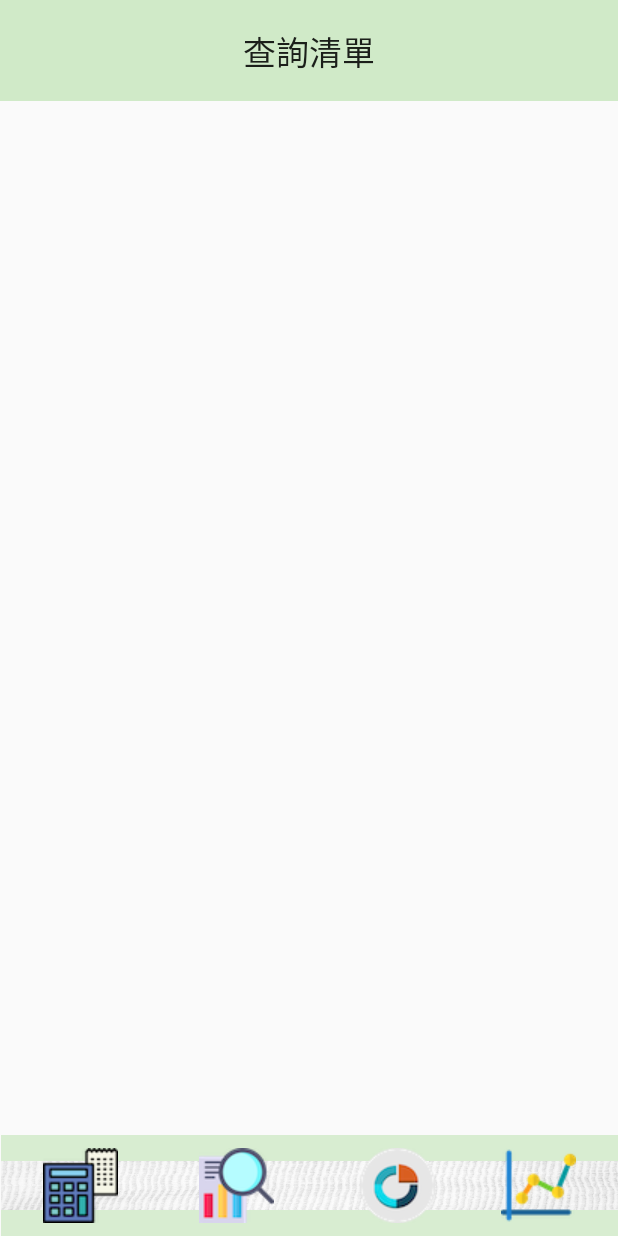
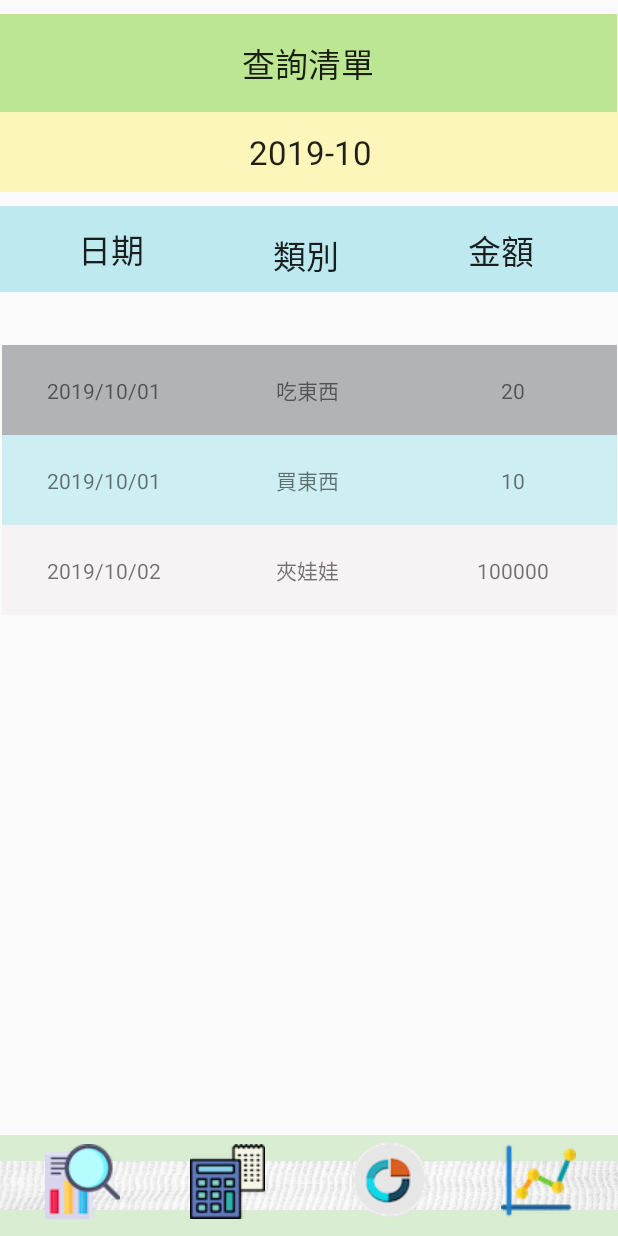
Before and after one commit to linsmac/Once, an Android app: the InquireActivity screen opened directly, with no data from a screen before it, after a tap on "查詢", on a phone screen of 412 x 824 dp. Run offline under Robolectric (Android 15) with nearby library versions, the phone set to English and light mode, and no system bars; libraries missing offline, so code that uses them is left out: com.uuzuche.lib_zxing, com.ycuwq.datepicker.

Commit message:
CalendarView bug fix & RecycleView's add.

```diff
--- a/app/build.gradle
+++ b/app/build.gradle
@@ -32,6 +32,7 @@ dependencies {
     implementation 'androidx.recyclerview:recyclerview:1.0.0'
     implementation 'com.ycuwq.widgets:datepicker:1.3.0'
     implementation 'cn.yipianfengye.android:zxing-library:1.5'
+    implementation 'androidx.recyclerview:recyclerview:1.0.0'
 
     testImplementation 'junit:junit:4.12'
     androidTestImplementation 'androidx.test:runner:1.2.0'
--- a/app/src/main/AndroidManifest.xml
+++ b/app/src/main/AndroidManifest.xml
@@ -13,7 +13,8 @@
         android:supportsRtl="true"
         android:theme="@style/AppTheme.NoActionBar"
         android:usesCleartextTraffic="true">
-        <activity android:name=".ListChange"></activity>
+        <activity android:name=".RecyclervVew"></activity>
+        <activity android:name=".ListChange" />
         <activity android:name=".LineChart" />
         <activity android:name=".CheckView" />
         <activity android:name=".Conn" />
--- a/app/src/main/java/com/we/once/InquireActivity.java
+++ b/app/src/main/java/com/we/once/InquireActivity.java
@@ -86,7 +86,7 @@ public class InquireActivity extends AppCompatActivity implements
 
 
                 Intent intent1 = new Intent();
-                intent1.setClass(InquireActivity.this, ListChange.class);
+                intent1.setClass(InquireActivity.this,RecyclervVew.class);
                 startActivity(intent1);
             }
 
@@ -121,7 +121,7 @@ public class InquireActivity extends AppCompatActivity implements
         adapter_spinner2.setDropDownViewResource(android.R.layout.simple_spinner_dropdown_item);
 
 
-        spinner1.setOnItemSelectedListener(new AdapterView.OnItemSelectedListener() {
+        /*spinner1.setOnItemSelectedListener(new AdapterView.OnItemSelectedListener() {
             @Override
             public void onItemSelected(AdapterView<?> adapterView, View view, int i, long l) {
                 //String spiner1=String.valueOf(adapterView.getSelectedItem());
@@ -133,7 +133,7 @@ public class InquireActivity extends AppCompatActivity implements
             public void onNothingSelected(AdapterView<?> adapterView) {
 
             }
-        });
+        });*/
 
 //自訂下拉式選單風格
         spinner1.setAdapter(adapter_spinner);
@@ -205,5 +205,4 @@ public class InquireActivity extends AppCompatActivity implements
 
 
 
-
 }
--- a/app/src/main/java/com/we/once/LineChart.java
+++ b/app/src/main/java/com/we/once/LineChart.java
@@ -99,7 +99,7 @@ public class LineChart extends AppCompatActivity {
         LineChartView lineChartView = findViewById(R.id.chart);
 
         String[] axisData = {"飲食", "交通", "生活用品", "䱷樂", "醫療", "其他"};
-        int[] yAxisData = {50, 200, 600, 120, 40, 100 };
+        int[] yAxisData = {200, 20, 300, 200, 200, 100 };
         List yAxisValues = new ArrayList();
         List axisValues = new ArrayList();
        // Line line = new Line(yAxisValues);
--- /dev/null
+++ b/app/src/main/java/com/we/once/MyAdapter.java
@@ -0,0 +1,73 @@
+package com.we.once;
+
+
+
+import android.content.Context;
+import android.view.LayoutInflater;
+import android.view.View;
+import android.view.ViewGroup;
+import android.widget.ImageButton;
+import android.widget.ImageView;
+import android.widget.TextView;
+
+import androidx.constraintlayout.widget.ConstraintLayout;
+import androidx.recyclerview.widget.RecyclerView;
+
+import java.util.List;
+import static com.we.once.R.color.c2;
+import static com.we.once.R.color.c3;
+
+
+public class MyAdapter extends RecyclerView.Adapter<MyAdapter.ViewHolder> {
+
+    private Context mContext;
+    private List<PostModel> myDataList;
+
+    public MyAdapter(Context context, List<PostModel> myDataList) {
+        this.mContext = context;
+        this.myDataList = myDataList;
+    }
+
+    @Override
+    public ViewHolder onCreateViewHolder(ViewGroup parent, int viewType) {
+        View view = LayoutInflater.from(mContext).inflate(R.layout.adapter_item, parent, false);
+        ViewHolder holder = new ViewHolder(view);
+        return holder;
+    }
+
+    @Override
+    public void onBindViewHolder(ViewHolder holder, int position) {
+        holder.tvDate.setText(myDataList.get(position).getDate());
+        holder.tvType.setText(myDataList.get(position).getType());
+        holder.tvMoney.setText(myDataList.get(position).getMoney());
+        if (myDataList.get(position).getColor().equals("0")){
+            holder.layout.setBackground(mContext.getDrawable(R.color.c1));
+        } else if (myDataList.get(position).getColor().equals("1")) {
+            holder.layout.setBackground(mContext.getDrawable(c2));
+        } else if (myDataList.get(position).getColor().equals("2")){
+            holder.layout.setBackground(mContext.getDrawable(c3));
+        }
+    }
+
+    @Override
+    public int getItemCount() {
+        return myDataList.size();
+    }
+
+    class ViewHolder extends RecyclerView.ViewHolder {
+
+        public TextView tvDate;
+        public TextView tvType;
+        public TextView tvMoney;
+        public ConstraintLayout layout;
+
+
+        public ViewHolder(View itemView) {
+            super(itemView);
+            tvDate = itemView.findViewById(R.id.textViewDate);
+            tvType = itemView.findViewById(R.id.textViewType);
+            tvMoney = itemView.findViewById(R.id.textViewMoney);
+            layout = itemView.findViewById(R.id.layout);
+        }
+    }
+}
--- /dev/null
+++ b/app/src/main/java/com/we/once/PostModel.java
@@ -0,0 +1,42 @@
+package com.we.once;
+public class PostModel {
+    private String mDate;
+    private String mType;
+    private String mMoney;
+    private String mColor;
+
+    public PostModel(String date, String type, String money, String color) {
+        this.mDate = date;
+        this.mType = type;
+        this.mMoney = money;
+        this.mColor = color;
+    }
+
+    public String getDate() {
+        return mDate;
+    }
+
+    public void setDate(String mDate) {
+        this.mDate = mDate;
+    }
+
+    public String getType() {
+        return mType;
+    }
+
+    public void setType(String mType) {
+        this.mType = mType;
+    }
+
+    public String getMoney() {
+        return mMoney;
+    }
+
+    public void setMoney(String mMoney) {
+        this.mMoney = mMoney;
+    }
+
+    public String getColor() {
+        return mColor;
+    }
+}
--- /dev/null
+++ b/app/src/main/java/com/we/once/RecyclervVew.java
@@ -0,0 +1,74 @@
+package com.we.once;
+
+import androidx.appcompat.app.AppCompatActivity;
+import androidx.recyclerview.widget.LinearLayoutManager;
+import androidx.recyclerview.widget.RecyclerView;
+
+import android.content.Context;
+import android.os.Bundle;
+import android.util.Log;
+
+import org.json.JSONArray;
+import org.json.JSONException;
+import org.json.JSONObject;
+
+import java.io.BufferedReader;
+import java.io.IOException;
+import java.io.InputStream;
+import java.io.InputStreamReader;
+import java.util.ArrayList;
+import java.util.List;
+
+public class RecyclervVew extends AppCompatActivity {
+    RecyclerView recyclerView;
+    private List<PostModel> mtList;
+    @Override
+    protected void onCreate(Bundle savedInstanceState) {
+        super.onCreate(savedInstanceState);
+        setContentView(R.layout.activity_recyclerv_vew);
+
+        recyclerView = findViewById(R.id.recyclerView);
+        recyclerView.setLayoutManager(new LinearLayoutManager(this));
+        recyclerView.setAdapter(new MyAdapter(this, getData()));
+    }
+
+    private List<PostModel> getData() {
+        List<PostModel> onceDataList = new ArrayList<>();
+        JSONArray once = loadJsonArray(this);
+        Log.v("Test", "once = " +once.length());
+        try {
+            for (int i = 0; i < once.length(); i++) {
+                JSONObject item = once.getJSONObject(i);
+                onceDataList.add(new PostModel(
+                        item.getString("date"),
+                        item.getString("type"),
+                        item.getString("money"),
+                        item.getString("color")));
+            }
+        } catch (JSONException exception) {
+            exception.printStackTrace();
+        }
+
+        return onceDataList;
+    }
+
+    private JSONArray loadJsonArray(Context context) {
+        StringBuilder builder = new StringBuilder();
+        InputStream in = context.getResources().openRawResource(R.raw.once);
+        BufferedReader reader = new BufferedReader(new InputStreamReader(in));
+
+        String line;
+        try {
+            while ((line = reader.readLine()) != null) {
+                builder.append(line);
+            }
+            JSONObject json = new JSONObject(builder.toString());
+            return json.getJSONArray("once");
+
+        } catch (IOException | JSONException exception) {
+            exception.printStackTrace();
+        }
+
+        return null;
+    }
+}
--- a/app/src/main/res/layout/activity_add_view.xml
+++ b/app/src/main/res/layout/activity_add_view.xml
@@ -195,6 +195,7 @@
         android:text="aaaa"
         android:textAppearance="@style/TextAppearance.AppCompat.Large"
         app:layout_constraintEnd_toEndOf="parent"
+        app:layout_constraintHorizontal_bias="0.679"
         app:layout_constraintStart_toStartOf="parent"
         app:layout_constraintTop_toTopOf="@+id/guideline7" />
 
--- a/app/src/main/res/layout/activity_list_change.xml
+++ b/app/src/main/res/layout/activity_list_change.xml
@@ -2,6 +2,7 @@
 <androidx.constraintlayout.widget.ConstraintLayout xmlns:android="http://schemas.android.com/apk/res/android"
     xmlns:app="http://schemas.android.com/apk/res-auto"
     xmlns:tools="http://schemas.android.com/tools"
+    android:id="@+id/userid1"
     android:layout_width="match_parent"
     android:layout_height="match_parent"
     tools:context=".ListChange">
@@ -9,8 +10,10 @@
     <androidx.constraintlayout.widget.ConstraintLayout
         android:id="@+id/constraintLayout"
         android:layout_width="0dp"
-        android:layout_height="67dp"
+        android:layout_height="80dp"
 
+        android:layout_marginStart="2dp"
+        android:layout_marginEnd="2dp"
         android:background="#D0EAC8"
         app:layout_constraintEnd_toEndOf="parent"
         app:layout_constraintStart_toStartOf="parent"
@@ -30,7 +33,7 @@
 
     <ImageView
         android:id="@+id/imageView23"
-        android:layout_width="411dp"
+        android:layout_width="0dp"
         android:layout_height="67dp"
         android:background="#365BBE3C"
 
@@ -43,47 +46,71 @@
         android:id="@+id/imageView24"
         android:layout_width="wrap_content"
         android:layout_height="wrap_content"
-        android:layout_marginStart="28dp"
+        android:layout_marginStart="29dp"
+        android:layout_marginBottom="8dp"
         android:src="@drawable/count"
-        app:layout_constraintBottom_toBottomOf="@+id/imageView23"
-        app:layout_constraintStart_toStartOf="@+id/imageView23"
-        app:layout_constraintTop_toTopOf="@+id/imageView23" />
+        app:layout_constraintBottom_toBottomOf="parent"
+        app:layout_constraintStart_toStartOf="parent" />
 
     <ImageView
         android:id="@+id/inquire6"
         android:layout_width="wrap_content"
         android:layout_height="wrap_content"
-        android:layout_marginStart="28dp"
+        android:layout_marginEnd="70dp"
+        android:layout_marginBottom="8dp"
         android:src="@drawable/search"
         app:layout_constraintBottom_toBottomOf="parent"
-        app:layout_constraintEnd_toStartOf="@+id/piechart3"
-        app:layout_constraintHorizontal_bias="0.313"
-        app:layout_constraintStart_toEndOf="@+id/imageView24"
-        app:layout_constraintTop_toTopOf="@+id/imageView23" />
+        app:layout_constraintEnd_toStartOf="@+id/button6" />
 
     <ImageView
         android:id="@+id/linechart4"
         android:layout_width="wrap_content"
         android:layout_height="wrap_content"
         android:layout_marginEnd="28dp"
+        android:layout_marginBottom="8dp"
         android:src="@drawable/linechart"
         app:layout_constraintBottom_toBottomOf="parent"
-        app:layout_constraintEnd_toEndOf="@+id/imageView23"
-        app:layout_constraintTop_toTopOf="@+id/imageView23" />
+        app:layout_constraintEnd_toEndOf="parent" />
 
     <ImageView
         android:id="@+id/piechart3"
         android:layout_width="wrap_content"
         android:layout_height="wrap_content"
-        android:layout_marginEnd="44dp"
+        android:layout_marginEnd="122dp"
+        android:layout_marginBottom="8dp"
         android:src="@drawable/piechart"
-        app:layout_constraintBottom_toBottomOf="@+id/imageView23"
-        app:layout_constraintEnd_toStartOf="@+id/linechart4"
-        app:layout_constraintTop_toTopOf="@+id/imageView23" />
+        app:layout_constraintBottom_toBottomOf="parent"
+        app:layout_constraintEnd_toEndOf="parent" />
 
     <androidx.recyclerview.widget.RecyclerView
-        android:layout_width="398dp"
-        android:layout_height="534dp"
-        tools:layout_editor_absoluteX="8dp"
-        tools:layout_editor_absoluteY="129dp" />
+        android:id="@+id/recyclerView"
+        android:layout_width="295dp"
+        android:layout_height="425dp"
+        android:layout_marginStart="48dp"
+        android:layout_marginEnd="48dp"
+        app:layout_constraintBottom_toBottomOf="parent"
+        app:layout_constraintEnd_toEndOf="parent"
+        app:layout_constraintStart_toStartOf="parent"
+        app:layout_constraintTop_toTopOf="parent" />
+
+    <Button
+        android:id="@+id/del"
+        android:layout_width="wrap_content"
+        android:layout_height="wrap_content"
+        android:layout_marginBottom="40dp"
+        android:text="刪除"
+        app:layout_constraintBottom_toTopOf="@+id/imageView23"
+        app:layout_constraintEnd_toStartOf="@+id/button6"
+        app:layout_constraintStart_toStartOf="parent" />
+
+    <Button
+        android:id="@+id/button6"
+        android:layout_width="wrap_content"
+        android:layout_height="wrap_content"
+        android:layout_marginEnd="60dp"
+        android:layout_marginBottom="40dp"
+        android:text="修改"
+        app:layout_constraintBottom_toTopOf="@+id/imageView23"
+        app:layout_constraintEnd_toEndOf="parent" />
+
 </androidx.constraintlayout.widget.ConstraintLayout>
--- /dev/null
+++ b/app/src/main/res/layout/activity_recyclerv_vew.xml
@@ -0,0 +1,232 @@
+<?xml version="1.0" encoding="utf-8"?>
+<androidx.constraintlayout.widget.ConstraintLayout xmlns:android="http://schemas.android.com/apk/res/android"
+    xmlns:app="http://schemas.android.com/apk/res-auto"
+    xmlns:tools="http://schemas.android.com/tools"
+    android:layout_width="match_parent"
+    android:layout_height="match_parent"
+    android:orientation="vertical"><!--<![CDATA[
+
+    android:layout_width="0dp"
+    android:layout_height="60dp"
+
+
+    android:background="#9A96DA52"
+    tools:layout_editor_absoluteX="0dp"
+    tools:layout_editor_absoluteY="63dp">
+
+
+
+
+
+    ]]>-->
+
+    <ImageView
+        android:id="@+id/imageView23"
+        android:layout_width="0dp"
+        android:layout_height="67dp"
+        android:background="#365BBE3C"
+
+        android:src="@drawable/rectangle"
+        app:layout_constraintBottom_toBottomOf="parent"
+        app:layout_constraintEnd_toEndOf="parent"
+        app:layout_constraintHorizontal_bias="1.0"
+        app:layout_constraintStart_toStartOf="parent"
+        app:layout_constraintTop_toTopOf="@+id/guideline22"
+        app:layout_constraintVertical_bias="1.0" />
+
+    <androidx.constraintlayout.widget.ConstraintLayout
+        android:id="@+id/constraintLayout1"
+        android:layout_width="411dp"
+
+
+        android:layout_height="65dp"
+        android:background="#9A96DA52"
+        app:layout_constraintBottom_toTopOf="@+id/guideline2"
+        app:layout_constraintEnd_toEndOf="parent"
+        app:layout_constraintHorizontal_bias="0.0"
+        app:layout_constraintStart_toStartOf="parent">
+
+
+        <TextView
+            android:id="@+id/textView4"
+            android:layout_width="wrap_content"
+            android:layout_height="wrap_content"
+            android:layout_marginTop="16dp"
+            android:text="查詢清單"
+            android:textAppearance="@style/TextAppearance.AppCompat.Large"
+            app:layout_constraintBottom_toBottomOf="parent"
+            app:layout_constraintEnd_toEndOf="parent"
+            app:layout_constraintHorizontal_bias="0.498"
+            app:layout_constraintStart_toStartOf="parent"
+            app:layout_constraintTop_toTopOf="parent"
+            app:layout_constraintVertical_bias="0.0" />
+
+    </androidx.constraintlayout.widget.ConstraintLayout>
+
+    <androidx.constraintlayout.widget.Guideline
+        android:id="@+id/guideline2"
+        android:layout_width="wrap_content"
+        android:layout_height="wrap_content"
+        android:orientation="horizontal"
+        app:layout_constraintGuide_percent="0.090287276" />
+
+    <androidx.constraintlayout.widget.ConstraintLayout
+        android:id="@+id/constraintLayout"
+        android:layout_width="412dp"
+
+
+        android:layout_height="57dp"
+        android:background="#5C52CADA"
+        app:layout_constraintBottom_toTopOf="@+id/guideline5"
+        app:layout_constraintEnd_toEndOf="parent"
+        app:layout_constraintTop_toTopOf="@+id/guideline">
+
+
+        <TextView
+            android:id="@+id/textView"
+            android:layout_width="wrap_content"
+            android:layout_height="wrap_content"
+            android:layout_marginStart="52dp"
+            android:text="日期"
+            android:textAppearance="@style/TextAppearance.AppCompat.Large"
+            app:layout_constraintBottom_toBottomOf="parent"
+            app:layout_constraintStart_toStartOf="parent"
+            app:layout_constraintTop_toTopOf="parent" />
+
+        <TextView
+            android:id="@+id/textView3"
+            android:layout_width="wrap_content"
+            android:layout_height="wrap_content"
+            android:layout_marginEnd="56dp"
+            android:text="金額"
+            android:textAppearance="@style/TextAppearance.AppCompat.Large"
+            app:layout_constraintBottom_toBottomOf="parent"
+            app:layout_constraintEnd_toEndOf="parent"
+            app:layout_constraintTop_toTopOf="parent"
+            app:layout_constraintVertical_bias="0.533" />
+
+        <TextView
+            android:id="@+id/textView2"
+            android:layout_width="wrap_content"
+            android:layout_height="wrap_content"
+            android:layout_marginTop="16dp"
+            android:text="類別"
+            android:textAppearance="@style/TextAppearance.AppCompat.Large"
+            app:layout_constraintEnd_toStartOf="@+id/textView3"
+            app:layout_constraintStart_toEndOf="@+id/textView"
+            app:layout_constraintTop_toTopOf="parent" />
+
+    </androidx.constraintlayout.widget.ConstraintLayout>
+
+    <androidx.constraintlayout.widget.Guideline
+        android:id="@+id/guideline"
+        android:layout_width="wrap_content"
+        android:layout_height="wrap_content"
+        android:orientation="horizontal"
+        app:layout_constraintGuide_percent="0.16142271" />
+
+    <androidx.constraintlayout.widget.ConstraintLayout
+        android:id="@+id/constraintLayout2"
+        android:layout_width="414dp"
+        android:layout_height="53dp"
+        android:background="#54FFEB3B"
+        app:layout_constraintEnd_toEndOf="parent"
+        app:layout_constraintStart_toStartOf="parent"
+        app:layout_constraintTop_toTopOf="@+id/guideline2">
+
+
+        <androidx.constraintlayout.widget.Guideline
+            android:id="@+id/guideline3"
+            android:layout_width="wrap_content"
+            android:layout_height="wrap_content"
+            android:orientation="horizontal"
+            app:layout_constraintGuide_begin="154dp" />
+
+        <TextView
+            android:id="@+id/textView8"
+            android:layout_width="wrap_content"
+            android:layout_height="wrap_content"
+            android:text="2019-10"
+            android:textAppearance="@style/TextAppearance.AppCompat.Large"
+            app:layout_constraintBottom_toBottomOf="parent"
+            app:layout_constraintEnd_toEndOf="parent"
+            app:layout_constraintStart_toStartOf="parent"
+            app:layout_constraintTop_toTopOf="parent" />
+    </androidx.constraintlayout.widget.ConstraintLayout>
+
+    <androidx.constraintlayout.widget.Guideline
+        android:id="@+id/guideline5"
+        android:layout_width="wrap_content"
+        android:layout_height="wrap_content"
+        android:orientation="horizontal"
+        app:layout_constraintGuide_percent="0.24" />
+
+    <androidx.recyclerview.widget.RecyclerView
+        android:id="@+id/recyclerView"
+        android:layout_width="410dp"
+        android:layout_height="488dp"
+        app:layout_constraintBottom_toTopOf="@+id/guideline22"
+        app:layout_constraintEnd_toEndOf="parent"
+        app:layout_constraintStart_toStartOf="parent"
+        app:layout_constraintTop_toTopOf="@+id/guideline5" />
+
+    <ImageView
+        android:id="@+id/imageView24"
+        android:layout_width="wrap_content"
+        android:layout_height="wrap_content"
+        android:layout_marginEnd="24dp"
+        android:src="@drawable/count"
+        app:layout_constraintBottom_toBottomOf="parent"
+        app:layout_constraintEnd_toStartOf="@+id/guideline23"
+        app:layout_constraintTop_toTopOf="@+id/guideline22"
+        app:layout_constraintVertical_bias="0.533" />
+
+    <ImageView
+        android:id="@+id/inquire6"
+        android:layout_width="wrap_content"
+        android:layout_height="wrap_content"
+        android:src="@drawable/search"
+        app:layout_constraintBottom_toBottomOf="parent"
+        app:layout_constraintEnd_toStartOf="@+id/imageView24"
+        app:layout_constraintHorizontal_bias="0.388"
+        app:layout_constraintStart_toStartOf="@+id/imageView23"
+        app:layout_constraintTop_toTopOf="@+id/guideline22"
+        app:layout_constraintVertical_bias="0.533" />
+
+    <ImageView
+        android:id="@+id/linechart4"
+        android:layout_width="wrap_content"
+        android:layout_height="wrap_content"
+        android:layout_marginEnd="28dp"
+        android:src="@drawable/linechart"
+        app:layout_constraintBottom_toBottomOf="parent"
+        app:layout_constraintEnd_toEndOf="@+id/imageView23"
+        app:layout_constraintTop_toTopOf="@+id/guideline22" />
+
+    <ImageView
+        android:id="@+id/piechart3"
+        android:layout_width="wrap_content"
+        android:layout_height="wrap_content"
+        android:layout_marginTop="4dp"
+        android:src="@drawable/piechart"
+        app:layout_constraintBottom_toBottomOf="@+id/imageView23"
+        app:layout_constraintEnd_toStartOf="@+id/linechart4"
+        app:layout_constraintHorizontal_bias="0.539"
+        app:layout_constraintStart_toEndOf="@+id/imageView24"
+        app:layout_constraintTop_toTopOf="@+id/guideline22"
+        app:layout_constraintVertical_bias="0.363" />
+
+    <androidx.constraintlayout.widget.Guideline
+        android:id="@+id/guideline22"
+        android:layout_width="wrap_content"
+        android:layout_height="wrap_content"
+        android:orientation="horizontal"
+        app:layout_constraintGuide_percent="0.91" />
+
+    <androidx.constraintlayout.widget.Guideline
+        android:id="@+id/guideline23"
+        android:layout_width="wrap_content"
+        android:layout_height="wrap_content"
+        android:orientation="vertical"
+        app:layout_constraintGuide_begin="201dp" />
+</androidx.constraintlayout.widget.ConstraintLayout>
--- a/app/src/main/res/layout/activity_sing_up.xml
+++ b/app/src/main/res/layout/activity_sing_up.xml
@@ -4,7 +4,9 @@
     xmlns:tools="http://schemas.android.com/tools"
     android:layout_width="match_parent"
     android:layout_height="match_parent"
-    tools:context=".SingUpActivity">
+    tools:context=".SingUpActivity"
+    android:background="@drawable/backgroundblue"
+    >
 
     <TextView
         android:id="@+id/textView2"
--- /dev/null
+++ b/app/src/main/res/layout/adapter_item.xml
@@ -0,0 +1,53 @@
+<?xml version="1.0" encoding="utf-8"?>
+<androidx.constraintlayout.widget.ConstraintLayout xmlns:android="http://schemas.android.com/apk/res/android"
+    xmlns:app="http://schemas.android.com/apk/res-auto"
+    xmlns:tools="http://schemas.android.com/tools"
+    android:id="@+id/layout"
+    android:layout_width="match_parent"
+    android:layout_height="60dp"
+    android:orientation="vertical">
+
+    <androidx.constraintlayout.widget.Guideline
+        android:id="@+id/guideline4"
+        android:layout_width="wrap_content"
+        android:layout_height="wrap_content"
+        android:orientation="vertical"
+        app:layout_constraintGuide_percent="0.33090025" />
+
+    <androidx.constraintlayout.widget.Guideline
+        android:id="@+id/guideline6"
+        android:layout_width="wrap_content"
+        android:layout_height="wrap_content"
+        android:orientation="vertical"
+        app:layout_constraintGuide_percent="0.66" />
+
+    <TextView
+        android:id="@+id/textViewDate"
+        android:layout_width="wrap_content"
+        android:layout_height="wrap_content"
+        android:text="TextView"
+        app:layout_constraintBottom_toBottomOf="parent"
+        app:layout_constraintEnd_toStartOf="@+id/guideline4"
+        app:layout_constraintStart_toStartOf="parent"
+        app:layout_constraintTop_toTopOf="parent" />
+
+    <TextView
+        android:id="@+id/textViewType"
+        android:layout_width="wrap_content"
+        android:layout_height="wrap_content"
+        android:text="TextView"
+        app:layout_constraintBottom_toBottomOf="parent"
+        app:layout_constraintEnd_toStartOf="@+id/guideline6"
+        app:layout_constraintStart_toStartOf="@+id/guideline4"
+        app:layout_constraintTop_toTopOf="parent" />
+
+    <TextView
+        android:id="@+id/textViewMoney"
+        android:layout_width="wrap_content"
+        android:layout_height="wrap_content"
+        android:text="TextView"
+        app:layout_constraintBottom_toBottomOf="parent"
+        app:layout_constraintEnd_toEndOf="parent"
+        app:layout_constraintStart_toStartOf="@+id/guideline6"
+        app:layout_constraintTop_toTopOf="parent" />
+</androidx.constraintlayout.widget.ConstraintLayout>
```
Also changed, not shown: app/src/main/java/com/we/once/CheckView.java (+6 -6 lines), app/src/main/java/com/we/once/ListChange.java (+10 -1 lines), app/src/main/java/com/we/once/MainActivity.java (+4 -4 lines), app/src/main/res/layout/activity_conn.xml (+19 -0 lines), app/src/main/res/layout/activity_main.xml (+16 -12 lines), app/src/main/res/layout/activity_recycle.xml (added, +18 -0 lines), app/src/main/res/raw/once.json (added, +23 -0 lines).
